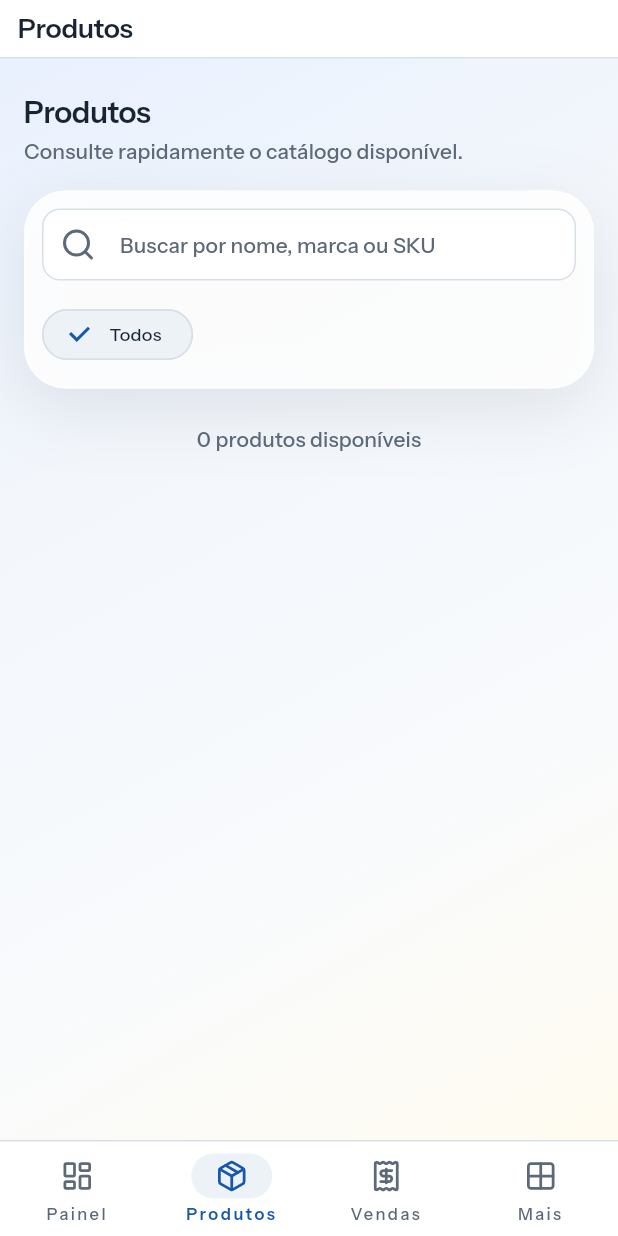
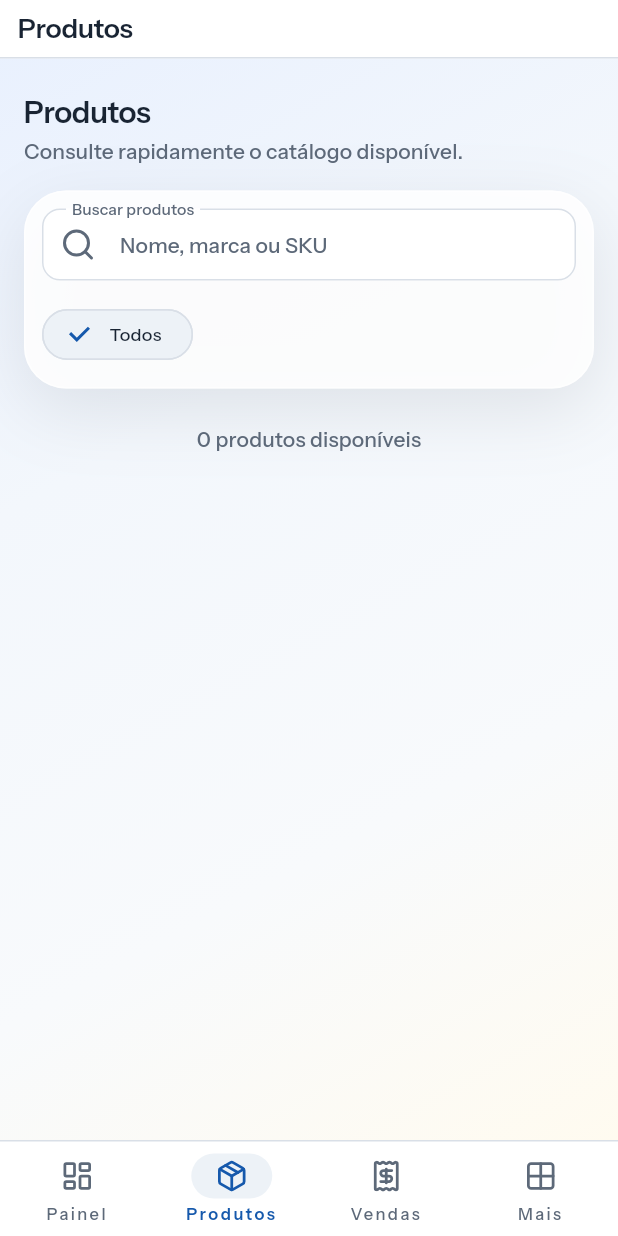
Before and after one commit to CarlosVLemos/mobile_gestor_de_estoque, a Flutter app: the CatalogPage screen opened by its route, on a phone screen of 412 x 824 dp. Run offline on Flutter 3.47's test engine with Material 3 defaults, Android fonts, the phone set to English and light mode, and no system bars; our stand-ins replace dio, drift, flutter_riverpod, flutter_secure_storage, go_router, lucide_icons_flutter; missing offline and left inert: sqlite3; accounts and stored records are empty; generated files the repository leaves out were written again; project files that could hold a hidden picture were left out.

Commit message:
feat: melhorar identificacao e limpeza da busca

```diff
--- a/lib/features/catalog/presentation/widgets/catalog_filter_bar.dart
+++ b/lib/features/catalog/presentation/widgets/catalog_filter_bar.dart
@@ -4,7 +4,7 @@ import '../../../../app/theme/app_decorations.dart';
 import '../../../../app/theme/app_icons.dart';
 import '../../../../app/theme/app_spacing.dart';
 
-class CatalogFilterBar extends StatelessWidget {
+class CatalogFilterBar extends StatefulWidget {
   const CatalogFilterBar({
     super.key,
     required this.searchValue,
@@ -21,6 +21,37 @@ class CatalogFilterBar extends StatelessWidget {
   final ValueChanged<String> onCategorySelected;
 
   @override
+  State<CatalogFilterBar> createState() => _CatalogFilterBarState();
+}
+
+class _CatalogFilterBarState extends State<CatalogFilterBar> {
+  late final TextEditingController _searchController;
+
+  @override
+  void initState() {
+    super.initState();
+    _searchController = TextEditingController(text: widget.searchValue);
+  }
+
+  @override
+  void didUpdateWidget(covariant CatalogFilterBar oldWidget) {
+    super.didUpdateWidget(oldWidget);
+    if (oldWidget.searchValue != widget.searchValue &&
+        _searchController.text != widget.searchValue) {
+      _searchController.value = TextEditingValue(
+        text: widget.searchValue,
+        selection: TextSelection.collapsed(offset: widget.searchValue.length),
+      );
+    }
+  }
+
+  @override
+  void dispose() {
+    _searchController.dispose();
+    super.dispose();
+  }
+
+  @override
   Widget build(BuildContext context) {
     return DecoratedBox(
       decoration: AppDecorations.glassSurface(context),
@@ -30,11 +61,27 @@ class CatalogFilterBar extends StatelessWidget {
           crossAxisAlignment: CrossAxisAlignment.start,
           children: [
             TextFormField(
-              initialValue: searchValue,
-              onChanged: (value) => onSearchChanged(value),
-              decoration: const InputDecoration(
-                prefixIcon: Icon(AppIcons.search),
-                hintText: 'Buscar por nome, marca ou SKU',
+              controller: _searchController,
+              onChanged: widget.onSearchChanged,
+              textInputAction: TextInputAction.search,
+              decoration: InputDecoration(
+                prefixIcon: const Icon(AppIcons.search),
+                labelText: 'Buscar produtos',
+                floatingLabelBehavior: FloatingLabelBehavior.always,
+                hintText: 'Nome, marca ou SKU',
+                suffixIcon: ValueListenableBuilder<TextEditingValue>(
+                  valueListenable: _searchController,
+                  builder: (context, value, _) => value.text.isEmpty
+                      ? const SizedBox.shrink()
+                      : IconButton(
+                          tooltip: 'Limpar busca',
+                          icon: const Icon(AppIcons.close),
+                          onPressed: () {
+                            _searchController.clear();
+                            widget.onSearchChanged('');
+                          },
+                        ),
+                ),
               ),
             ),
             const SizedBox(height: AppSpacing.md),
@@ -42,11 +89,11 @@ class CatalogFilterBar extends StatelessWidget {
               scrollDirection: Axis.horizontal,
               child: Row(
                 children: [
-                  for (final category in categories) ...[
+                  for (final category in widget.categories) ...[
                     ChoiceChip(
                       label: Text(category),
-                      selected: category == selectedCategory,
-                      onSelected: (_) => onCategorySelected(category),
+                      selected: category == widget.selectedCategory,
+                      onSelected: (_) => widget.onCategorySelected(category),
                     ),
                     const SizedBox(width: AppSpacing.sm),
                   ],
```
